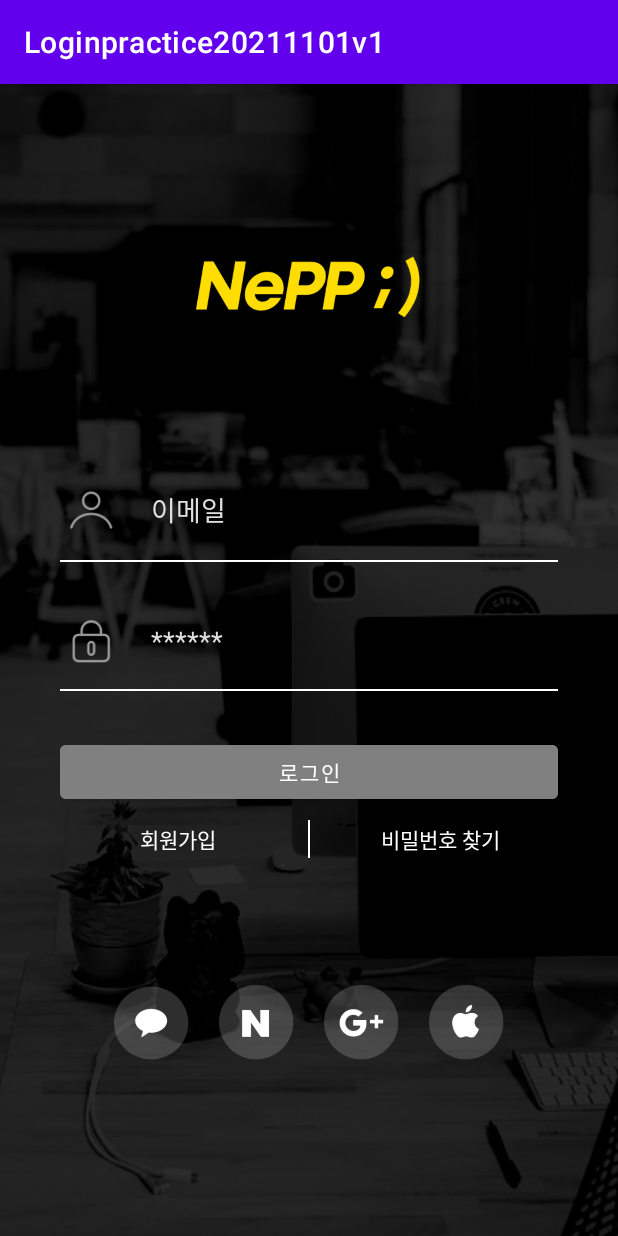
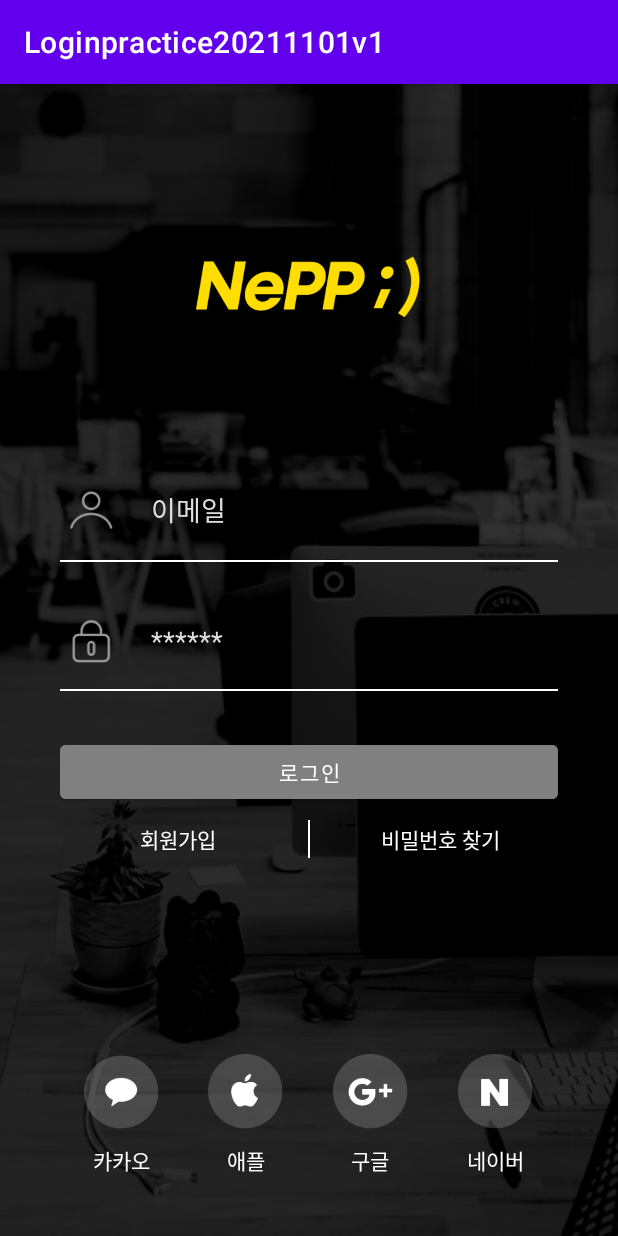
Before and after one commit to Ahhyun234/Loginpractice20211101v1, an Android app: the screen it shows after launch (MainActivity), on a phone screen of 412 x 824 dp. Run offline under Robolectric (Android 15) with nearby library versions, the phone set to English and light mode, and no system bars.

Commit message:
간편 로그인 수정

```diff
--- a/app/src/main/res/layout/activity_main.xml
+++ b/app/src/main/res/layout/activity_main.xml
@@ -146,35 +146,105 @@
 
         </LinearLayout>
 
+    <TextView
+        android:layout_width="match_parent"
+        android:layout_height="0dp"
+        android:layout_weight="1"/>
+
         <LinearLayout
             android:layout_width="match_parent"
             android:layout_height="wrap_content"
             android:orientation="horizontal"
-            android:gravity="center"
+            android:gravity="center">
+
+            <LinearLayout
+                android:layout_width="0dp"
+                android:layout_height="wrap_content"
+                android:orientation="vertical"
                 android:layout_weight="1"
-            >
+                android:gravity="center_horizontal">
+
 
                 <ImageView
                     android:layout_width="50dp"
                     android:layout_height="50dp"
                     android:layout_margin="10dp"
                     android:src="@drawable/kakao_login_icon"/>
-            <ImageView
-                android:layout_width="50dp"
-                android:layout_height="50dp"
-                android:layout_margin="10dp"
-                android:src="@drawable/naver_login_icon"/>
-            <ImageView
-                android:layout_width="50dp"
-                android:layout_height="50dp"
-                android:layout_margin="10dp"
-                android:src="@drawable/google_login_icon"/>
+
+                <TextView
+                    android:layout_width="wrap_content"
+                    android:layout_height="wrap_content"
+                    android:text="카카오"
+                    android:textColor="@color/white"/>
+
+            </LinearLayout>
+            <LinearLayout
+                android:layout_width="0dp"
+                android:layout_height="wrap_content"
+                android:orientation="vertical"
+                android:layout_weight="1"
+                android:gravity="center_horizontal">
+
+
                 <ImageView
                     android:layout_width="50dp"
                     android:layout_height="50dp"
                     android:layout_margin="10dp"
                     android:src="@drawable/apple_login_icon"/>
 
+                <TextView
+                    android:layout_width="wrap_content"
+                    android:layout_height="wrap_content"
+                    android:text="애플"
+                    android:textColor="@color/white"/>
+
+            </LinearLayout>
+            <LinearLayout
+                android:layout_width="0dp"
+                android:layout_height="wrap_content"
+                android:orientation="vertical"
+                android:layout_weight="1"
+                android:gravity="center_horizontal">
+
+
+                <ImageView
+                    android:layout_width="50dp"
+                    android:layout_height="50dp"
+                    android:layout_margin="10dp"
+                    android:src="@drawable/google_login_icon"/>
+
+                <TextView
+                    android:layout_width="wrap_content"
+                    android:layout_height="wrap_content"
+                    android:text="구글"
+                    android:textColor="@color/white"/>
+
+            </LinearLayout>
+            <LinearLayout
+                android:layout_width="0dp"
+                android:layout_height="wrap_content"
+                android:orientation="vertical"
+                android:layout_weight="1"
+                android:gravity="center_horizontal">
+
+
+                <ImageView
+                    android:layout_width="50dp"
+                    android:layout_height="50dp"
+                    android:layout_margin="10dp"
+                    android:src="@drawable/naver_login_icon"/>
+
+                <TextView
+                    android:layout_width="wrap_content"
+                    android:layout_height="wrap_content"
+                    android:text="네이버"
+                    android:textColor="@color/white"/>
+
+            </LinearLayout>
+
+
+
+
         </LinearLayout>
 
 
```
Lines whose indentation alone changed are shown as unchanged.
